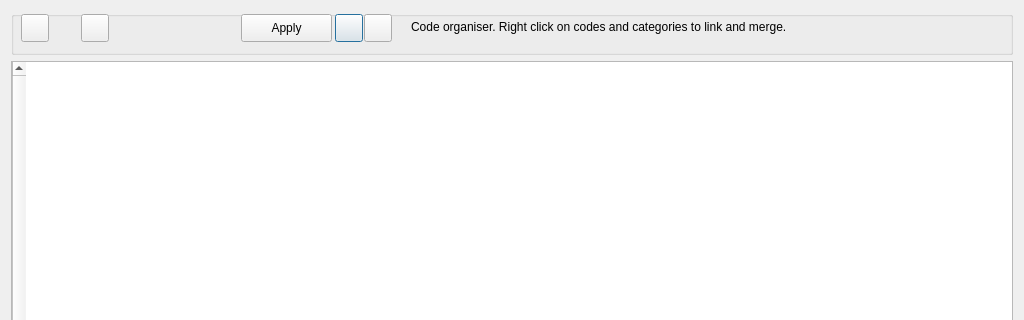
The window that GUI_UIs/ui_dialog_organiser.ui (ccbogel/QualCoder) describes before a commit, drawn with Qt 5; both pictures show x 0 to 1024 and y 0 to 320 of the 1024 by 600 pixel window.
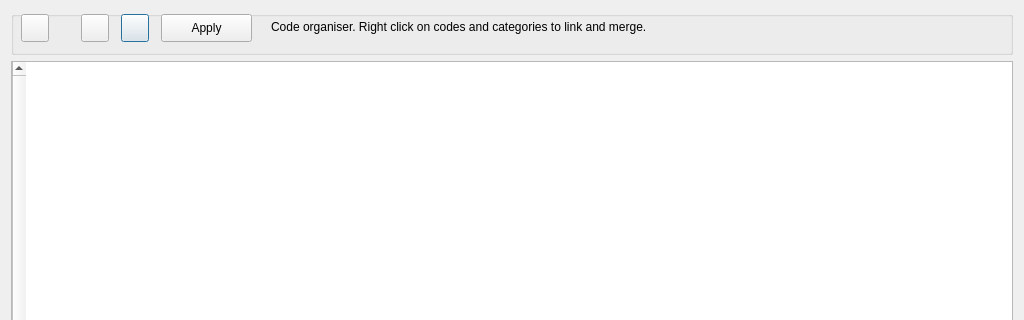
The same window after the commit.

Diff of the .ui file:
```diff
--- a/GUI_UIs/ui_dialog_organiser.ui
+++ b/GUI_UIs/ui_dialog_organiser.ui
@@ -34,7 +34,7 @@
      <widget class="QPushButton" name="pushButton_export">
       <property name="geometry">
        <rect>
-        <x>324</x>
+        <x>110</x>
         <y>3</y>
         <width>28</width>
         <height>28</height>
@@ -95,28 +95,12 @@
        <string/>
       </property>
      </widget>
-     <widget class="QPushButton" name="pushButton_clear">
-      <property name="geometry">
-       <rect>
-        <x>353</x>
-        <y>3</y>
-        <width>28</width>
-        <height>28</height>
-       </rect>
-      </property>
-      <property name="toolTip">
-       <string>Clear</string>
-      </property>
-      <property name="text">
-       <string/>
-      </property>
-     </widget>
      <widget class="QLabel" name="label_loaded_graph">
       <property name="geometry">
        <rect>
-        <x>400</x>
+        <x>260</x>
         <y>2</y>
-        <width>531</width>
+        <width>721</width>
         <height>28</height>
        </rect>
       </property>
@@ -127,7 +111,7 @@
      <widget class="QPushButton" name="pushButton_apply">
       <property name="geometry">
        <rect>
-        <x>230</x>
+        <x>150</x>
         <y>3</y>
         <width>91</width>
         <height>28</height>
```
Left out of the diff: 1 changed line with no effect on the pictures.
